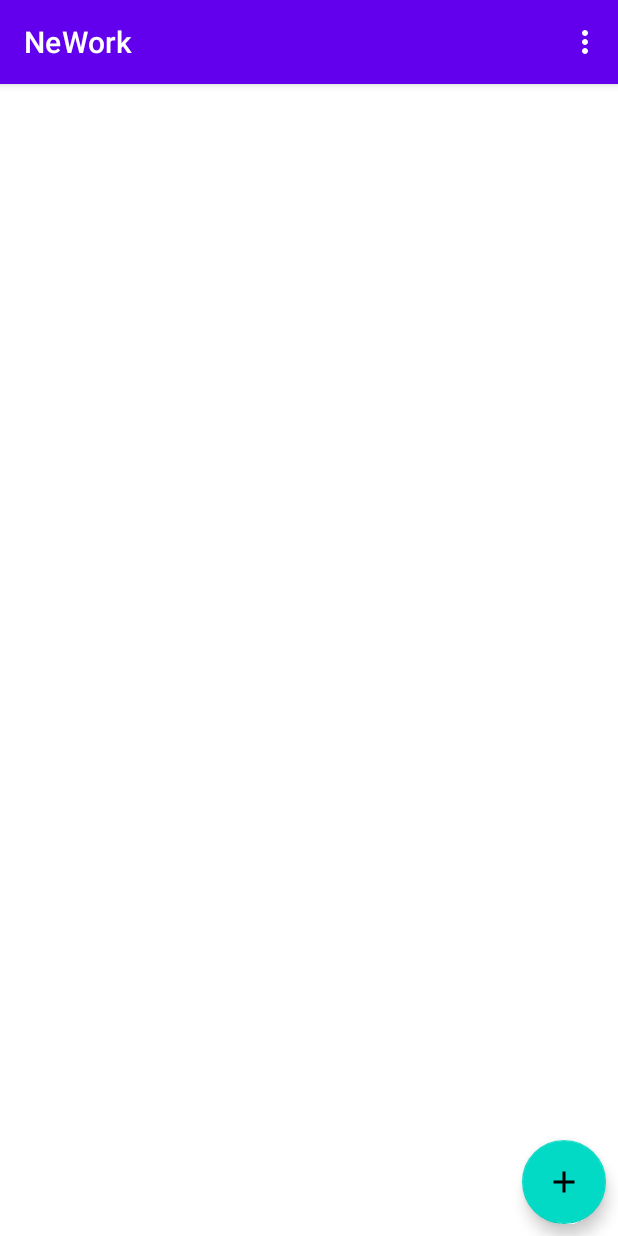
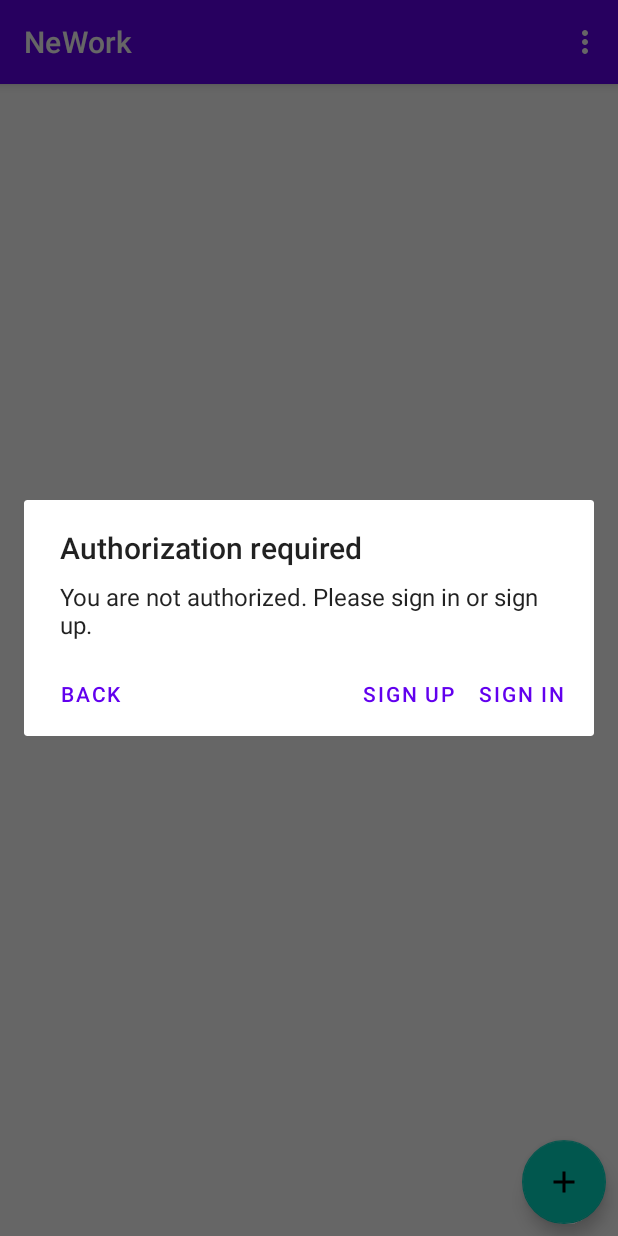
Before and after one commit to Garshishka/NeWork, an Android app: the screen it shows after launch (MainActivity), after a tap on "Add post", on a phone screen of 412 x 824 dp. Run offline under Robolectric (Android 15) with nearby library versions, the phone set to English and light mode, and no system bars; our stand-ins replace Dagger/Hilt's generated code, Room's generated code, paging; pictures from the network do not load.

Commit message:
Added dialogs for signing in/up on new post in feed(if not logged in). Added dialog for log out when making a new post/editing old one.

```diff
--- a/app/src/main/java/ru/netology/nework/fragment/PostFeedFragment.kt
+++ b/app/src/main/java/ru/netology/nework/fragment/PostFeedFragment.kt
@@ -5,6 +5,7 @@ import android.os.Bundle
 import android.view.LayoutInflater
 import android.view.View
 import android.view.ViewGroup
+import androidx.appcompat.app.AlertDialog
 import androidx.fragment.app.Fragment
 import androidx.fragment.app.activityViewModels
 import androidx.lifecycle.lifecycleScope
@@ -106,7 +107,7 @@ class PostFeedFragment : Fragment() {
                 val token = context?.getSharedPreferences("auth", Context.MODE_PRIVATE)
                     ?.getString("TOKEN_KEY", null)
                 if (token == null) {
-                    //TODO sign in dialog
+                    context?.let { it1 -> showSignInDialog(it1) }
                 } else {
                     findNavController().navigate(R.id.action_postFeedFragment_to_newPostFragment)
                 }
@@ -141,4 +142,30 @@ class PostFeedFragment : Fragment() {
         }
     }
 
+    private fun showSignInDialog(context: Context) {
+        val alertDialog: AlertDialog = this.let {
+            val builder = AlertDialog.Builder(context)
+            builder.apply {
+                setTitle(R.string.authorization_required)
+                setMessage(getString(R.string.dialog_sign_in))
+                setPositiveButton(
+                    getString(R.string.sign_in)
+                ) { _, _ ->
+                    findNavController().navigate(R.id.action_global_fragment_sing_in)
+                }
+                setNeutralButton(
+                    getString(R.string.back)
+                ) {_, _ ->
+                }
+                setNegativeButton(
+                    getString(R.string.sign_up)
+                ) { _, _ ->
+                    findNavController().navigate(R.id.action_global_signUpFragment)
+                }
+            }
+            builder.create()
+        }
+        alertDialog.show()
+    }
+
 }
--- a/app/src/main/res/values/strings.xml
+++ b/app/src/main/res/values/strings.xml
@@ -26,4 +26,9 @@
     <string name="take_photo">Take photo</string>
     <string name="removePhoto">Remove photo</string>
     <string name="specific_posting_error">Error code:%1$s Try sending the message again</string>
+    <string name="back">Back</string>
+    <string name="authorization_required">Authorization required</string>
+    <string name="dialog_sign_in">You are not authorized. Please sign in or sign up.</string>
+    <string name="logging_out">Logging out</string>
+    <string name="dialog_log_out">Are you sure you want to log out?</string>
 </resources>
```
Also changed, not shown: app/src/main/java/ru/netology/nework/MainActivity.kt (+4 -4 lines), app/src/main/java/ru/netology/nework/fragment/NewPostFragment.kt (+52 -5 lines), 1 other file.
